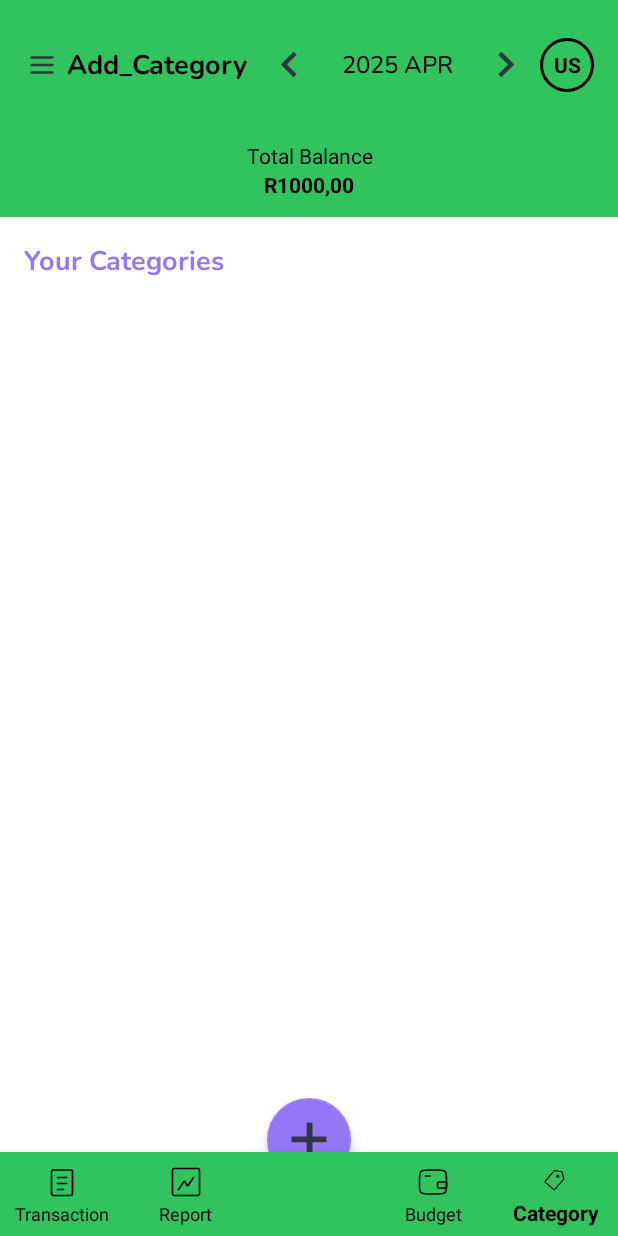
After one commit to WhiteSkyTK/PennyWise, an Android app: the Add_Category screen opened directly, with no data from a screen before it, on a phone screen of 412 x 824 dp. The commit adds this screen. Run offline under Robolectric (Android 15) with nearby library versions, the phone set to English and light mode, and no system bars; our stand-ins replace Room's generated code.

Commit message:
Fixing the category issue

```diff
--- a/app/src/main/AndroidManifest.xml
+++ b/app/src/main/AndroidManifest.xml
@@ -25,6 +25,7 @@
     <uses-feature android:name="android.hardware.camera.any" android:required="false" />
 
     <application
+        android:name=".PennywiseApplication"
         android:allowBackup="true"
         android:dataExtractionRules="@xml/data_extraction_rules"
         android:fullBackupContent="@xml/backup_rules"
@@ -35,7 +36,7 @@
         android:theme="@style/Theme.PennyWise"
         tools:targetApi="31">
 
-        <!-- File provider -->
+    <!-- File provider -->
         <provider
             android:name="androidx.core.content.FileProvider"
             android:authorities="${applicationId}.fileprovider"
@@ -75,7 +76,7 @@
             android:name=".Activitybudget"
             android:exported="false" />
         <activity
-            android:name=".Category"
+            android:name=".Add_Category"
             android:exported="false" />
         <activity
             android:name=".ReportActivity"
--- /dev/null
+++ b/app/src/main/java/com/example/pennywise/Add_Category.kt
@@ -0,0 +1,97 @@
+package com.example.pennywise
+
+import android.content.Intent
+import android.os.Bundle
+import android.widget.TextView
+import androidx.activity.enableEdgeToEdge
+import androidx.appcompat.widget.PopupMenu
+import androidx.core.view.ViewCompat
+import androidx.core.view.WindowInsetsCompat
+import androidx.drawerlayout.widget.DrawerLayout
+import androidx.lifecycle.lifecycleScope
+import androidx.recyclerview.widget.LinearLayoutManager
+import androidx.recyclerview.widget.RecyclerView
+import com.example.pennywise.data.AppDatabase
+import com.example.pennywise.utils.BottomNavManager
+import kotlinx.coroutines.Dispatchers
+import kotlinx.coroutines.launch
+import kotlinx.coroutines.withContext
+import java.util.Locale
+
+class Add_Category : BaseActivity() {
+
+    private lateinit var categoryRecyclerView: RecyclerView
+    private lateinit var categoryAdapter: CategoryAdapter
+    private lateinit var categoryDao: CategoryDao
+    private lateinit var userEmail: String
+
+    override fun onCreate(savedInstanceState: Bundle?) {
+        super.onCreate(savedInstanceState)
+        enableEdgeToEdge()
+        setContentView(R.layout.activity_category)
+
+        // Hide the default action bar for full-screen experience
+        supportActionBar?.hide()
+
+        // Set up user email
+        userEmail = intent.getStringExtra("email") ?: "user@example.com"
+
+        val initials = userEmail.take(2).uppercase(Locale.getDefault())
+        val profileInitials = findViewById<TextView>(R.id.profileInitials)
+        profileInitials.text = initials
+
+        profileInitials.setOnClickListener {
+            val popup = PopupMenu(this, it)
+            popup.menuInflater.inflate(R.menu.profile_menu, popup.menu)
+            popup.setOnMenuItemClickListener { item ->
+                when (item.itemId) {
+                    R.id.sign_out -> {
+                        startActivity(Intent(this, Activity_Login_Resgister::class.java))
+                        finish()
+                        true
+                    }
+                    else -> false
+                }
+            }
+            popup.show()
+        }
+
+        val drawerLayout = findViewById<DrawerLayout>(R.id.drawerLayout)
+        HeaderManager(this, drawerLayout) { updatedCalendar ->
+            // Optional callback when month changes
+        }.setupHeader("Add_Category")
+
+        BottomNavManager.setupBottomNav(this, R.id.nav_category)
+
+        ViewCompat.setOnApplyWindowInsetsListener(findViewById(R.id.categoryLayout)) { v, insets ->
+            val systemBars = insets.getInsets(WindowInsetsCompat.Type.systemBars())
+            v.setPadding(systemBars.left, systemBars.top, systemBars.right, systemBars.bottom)
+            insets
+        }
+
+        // Initialize RecyclerView
+        categoryRecyclerView = findViewById(R.id.categoryRecyclerView)
+        categoryRecyclerView.layoutManager = LinearLayoutManager(this)
+
+        // Initialize DAO
+        categoryDao = AppDatabase.getDatabase(this).categoryDao()
+
+        // Initialize Adapter with empty list
+        categoryAdapter = CategoryAdapter(emptyList()) { category ->
+            // Handle category item click here (e.g., edit or delete)
+        }
+        categoryRecyclerView.adapter = categoryAdapter
+
+        // Load Categories from Database
+        loadCategories()
+    }
+
+    private fun loadCategories() {
+        lifecycleScope.launch {
+            val categories = withContext(Dispatchers.IO) {
+                categoryDao.getCategoriesByType(userEmail) // Example for Expense
+            }
+            categoryAdapter.updateData(categories)
+        }
+    }
+}
--- a/app/src/main/java/com/example/pennywise/BaseActivity.kt
+++ b/app/src/main/java/com/example/pennywise/BaseActivity.kt
@@ -36,7 +36,7 @@ open class BaseActivity : AppCompatActivity() {
                 }
                 R.id.nav_category -> {
                     if (selectedItemId != R.id.nav_category) {
-                        startActivity(Intent(this, Category::class.java))
+                        startActivity(Intent(this, Add_Category::class.java))
                         overridePendingTransition(0, 0)
                     }
                     true
--- a/app/src/main/java/com/example/pennywise/BottomNavManager.kt
+++ b/app/src/main/java/com/example/pennywise/BottomNavManager.kt
@@ -36,7 +36,7 @@ object BottomNavManager {
 
                 R.id.nav_category -> {
                     if (selectedItemId != R.id.nav_category)
-                        activity.startActivity(Intent(activity, Category::class.java))
+                        activity.startActivity(Intent(activity, Add_Category::class.java))
                     true
                 }
 
--- /dev/null
+++ b/app/src/main/java/com/example/pennywise/CategoryAdaptor.kt
@@ -0,0 +1,49 @@
+package com.example.pennywise
+
+import android.view.LayoutInflater
+import android.view.View
+import android.view.ViewGroup
+import android.widget.ImageView
+import android.widget.TextView
+import androidx.cardview.widget.CardView
+import androidx.recyclerview.widget.RecyclerView
+
+class CategoryAdapter(
+    private var categories: List<Category>,
+    private val onCategoryClick: (Category) -> Unit
+) : RecyclerView.Adapter<CategoryAdapter.CategoryViewHolder>() {
+
+    // ViewHolder to represent each item
+    inner class CategoryViewHolder(view: View) : RecyclerView.ViewHolder(view) {
+        val categoryName: TextView = view.findViewById(R.id.categoryName)
+        val categoryIcon: ImageView = view.findViewById(R.id.categoryIcon)
+        val categoryCard: CardView = view as CardView
+
+        init {
+            // Handle item click
+            categoryCard.setOnClickListener {
+                val category = categories[adapterPosition]
+                onCategoryClick(category)
+            }
+        }
+    }
+
+    override fun onCreateViewHolder(parent: ViewGroup, viewType: Int): CategoryViewHolder {
+        val view = LayoutInflater.from(parent.context).inflate(R.layout.item_category, parent, false)
+        return CategoryViewHolder(view)
+    }
+
+    override fun onBindViewHolder(holder: CategoryViewHolder, position: Int) {
+        val category = categories[position]
+        holder.categoryName.text = category.name
+        // Set the icon if it's not null (optional, for example)
+        // holder.categoryIcon.setImageResource(category.iconRes ?: R.drawable.default_icon)
+    }
+
+    override fun getItemCount(): Int = categories.size
+
+    fun updateData(newCategories: List<Category>) {
+        categories = newCategories
+        notifyDataSetChanged()
+    }
+}
--- /dev/null
+++ b/app/src/main/java/com/example/pennywise/CategoryDao.kt
@@ -0,0 +1,35 @@
+package com.example.pennywise
+
+import androidx.room.Dao
+import androidx.room.Insert
+import androidx.room.OnConflictStrategy
+import androidx.room.Query
+import androidx.room.Update
+import androidx.room.Delete
+
+@Dao
+interface CategoryDao {
+    @Insert(onConflict = OnConflictStrategy.REPLACE)
+    suspend fun insert(category: Category)
+
+    @Insert(onConflict = OnConflictStrategy.REPLACE)
+    suspend fun insertCategory(category: Category)
+
+    @Insert(onConflict = OnConflictStrategy.REPLACE)
+    suspend fun insertAll(categories: List<Category>)
+
+    @Update
+    suspend fun updateCategory(category: Category)
+
+    @Delete
+    suspend fun deleteCategory(category: Category)
+
+    @Query("SELECT * FROM categories WHERE type = :type")
+    suspend fun getCategoriesByType(type: String): List<Category>
+
+    @Query("SELECT * FROM categories")
+    suspend fun getAllCategories(): List<Category>
+
+    @Query("SELECT * FROM categories WHERE id = :id")
+    suspend fun getCategoryById(id: Int): Category?
+}
--- a/app/src/main/res/layout/activity_add_category.xml
+++ b/app/src/main/res/layout/activity_add_category.xml
@@ -54,7 +54,7 @@
                 tools:ignore="TouchTargetSizeCheck" />
         </LinearLayout>
 
-        <!--  Category Name -->
+        <!--  Add_Category Name -->
         <com.google.android.material.textfield.TextInputLayout
             android:layout_width="match_parent"
             android:layout_height="wrap_content"
--- a/app/src/main/res/layout/activity_add_entry.xml
+++ b/app/src/main/res/layout/activity_add_entry.xml
@@ -17,6 +17,10 @@
         android:layout_width="match_parent"
         android:layout_height="wrap_content"
         android:orientation="vertical"
+        android:paddingStart="24dp"
+        android:paddingEnd="24dp"
+        android:paddingTop="16dp"
+        android:paddingBottom="16dp"
         android:descendantFocusability="beforeDescendants"
         android:focusableInTouchMode="true"
         android:background="@color/white">
@@ -105,7 +109,7 @@
                 android:layout_width="wrap_content"/>
         </RadioGroup>
 
-        <!-- Category Spinner -->
+        <!-- Add_Category Spinner -->
         <Spinner
             android:id="@+id/categorySpinner"
             android:layout_width="match_parent"
--- a/app/src/main/res/layout/activity_category.xml
+++ b/app/src/main/res/layout/activity_category.xml
@@ -7,7 +7,7 @@
     android:layout_width="match_parent"
     android:layout_height="match_parent"
     android:background="@color/white"
-    tools:context=".Category">
+    tools:context=".Add_Category">
 
     <!-- Main Content -->
     <androidx.constraintlayout.widget.ConstraintLayout
@@ -22,7 +22,7 @@
         app:layout_constraintTop_toTopOf="parent"
         app:layout_constraintStart_toStartOf="parent"
         app:layout_constraintEnd_toEndOf="parent"/>
-    <!-- Category List Title -->
+    <!-- Add_Category List Title -->
 
     <TextView
         android:id="@+id/categoryTitle"
```
Also changed, not shown: app/src/main/java/com/example/pennywise/AppDatabase.kt (+41 -4 lines), app/src/main/java/com/example/pennywise/Category.kt (+8 -55 lines), app/src/main/java/com/example/pennywise/PennywiseApplication.kt (added, +133 -0 lines), app/src/main/java/com/example/pennywise/TransactionAdapter.kt (+2 -17 lines), app/src/main/java/com/example/pennywise/activity_add_category.kt (+52 -1 lines), app/src/main/java/com/example/pennywise/activity_add_entry.kt (+79 -37 lines), app/src/main/res/layout/item_category.xml (added, +33 -0 lines).
